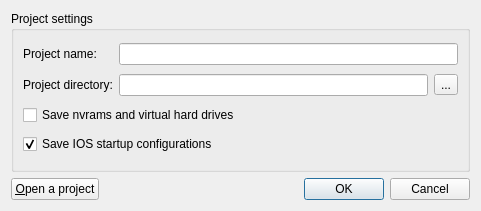
Before: the Qt Designer form src/GNS3/Ui/Form_NewProject.ui in GNS3/gns3-legacy, drawn with Qt 5.
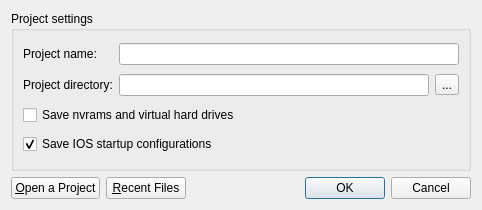
After: the same form once the commit is applied. Icons and pictures are not drawn.

What changed in the file:
```diff
--- a/src/GNS3/Ui/Form_NewProject.ui
+++ b/src/GNS3/Ui/Form_NewProject.ui
@@ -6,8 +6,8 @@
    <rect>
     <x>0</x>
     <y>0</y>
-    <width>481</width>
-    <height>211</height>
+    <width>482</width>
+    <height>210</height>
    </rect>
   </property>
   <property name="windowTitle">
@@ -86,7 +86,14 @@
      <item>
       <widget class="QPushButton" name="pushButtonOpenProject">
        <property name="text">
-        <string>&amp;Open a project</string>
+        <string>&amp;Open a Project</string>
+       </property>
+      </widget>
+     </item>
+     <item>
+      <widget class="QPushButton" name="pushButtonRecentFiles">
+       <property name="text">
+        <string>&amp;Recent Files</string>
        </property>
       </widget>
      </item>
```
